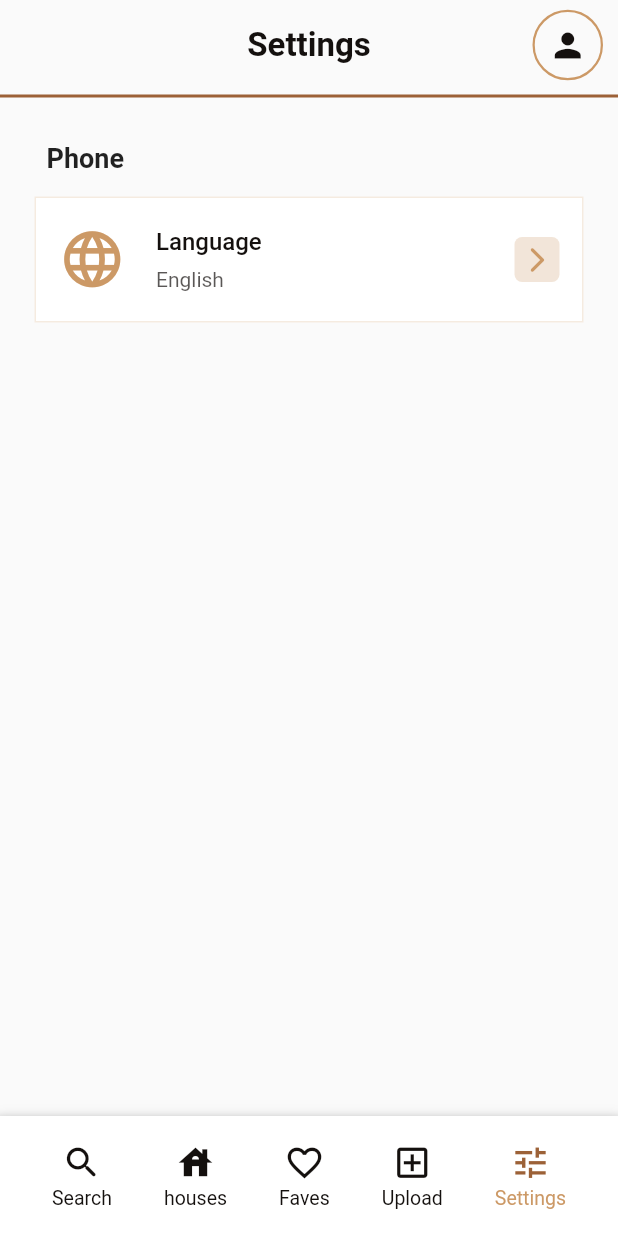
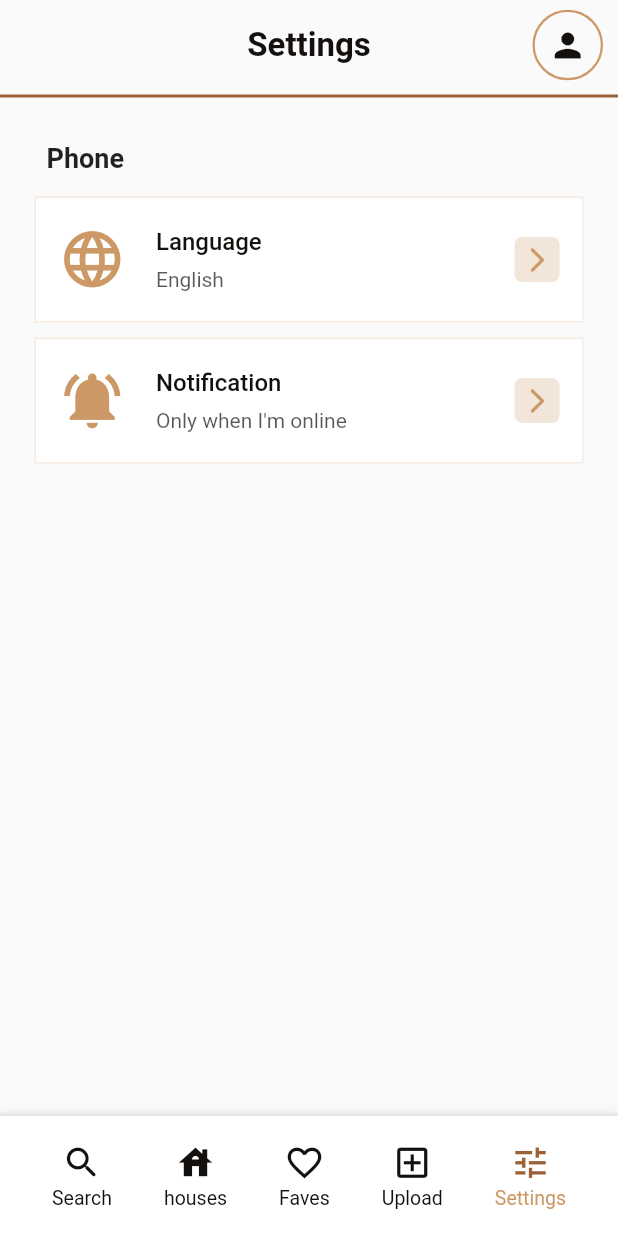
Before and after one commit to iluv27/joy_homes, a Flutter app: the screen it shows after launch, item 5 of the bottom bar chosen, on a phone screen of 412 x 824 dp. Run offline on Flutter 3.47's test engine with Material 2 defaults, Android fonts, the phone set to English and light mode, and no system bars; our stand-ins replace carousel_slider.

Commit message:
new commit

```diff
--- a/lib/screens/settings.dart
+++ b/lib/screens/settings.dart
@@ -44,15 +44,44 @@ class _SettingsColumnState extends State<SettingsColumn> {
   Widget build(BuildContext context) {
     return Column(
       crossAxisAlignment: CrossAxisAlignment.start,
-      children: [
-        const Padding(
+      children: const [
+        Padding(
           padding: EdgeInsets.symmetric(horizontal: 8.0, vertical: 15),
           child: Text(
             'Phone',
             style: TextStyle(fontSize: 18, fontWeight: FontWeight.w600),
           ),
         ),
-        Container(
+        SettingsListile(
+          mainTitle: 'Language',
+          mainSubtitle: 'English',
+          firstIcon: Icons.language,
+        ),
+        SizedBox(
+          height: 10,
+        ),
+        SettingsListile(
+            mainTitle: 'Notification',
+            mainSubtitle: 'Only when I\'m online',
+            firstIcon: Icons.notifications_active)
+      ],
+    );
+  }
+}
+
+class SettingsListile extends StatelessWidget {
+  const SettingsListile(
+      {super.key,
+      required this.mainTitle,
+      required this.mainSubtitle,
+      required this.firstIcon});
+  final String mainTitle;
+  final String mainSubtitle;
+  final IconData firstIcon;
+
+  @override
+  Widget build(BuildContext context) {
+    return Container(
       decoration: BoxDecoration(
         color: Colors.white, // set the background color
         border: Border.all(
@@ -61,22 +90,21 @@ class _SettingsColumnState extends State<SettingsColumn> {
         ),
       ),
       child: ListTile(
-            contentPadding:
-                const EdgeInsets.symmetric(vertical: 5, horizontal: 15),
+        contentPadding: const EdgeInsets.symmetric(vertical: 5, horizontal: 15),
         horizontalTitleGap: 20,
         iconColor: AppColors.primary,
         leading: Column(
           mainAxisAlignment: MainAxisAlignment.spaceEvenly,
-              children: const [
+          children: [
             Icon(
-                  Icons.language,
+              firstIcon,
               size: 45,
             ),
           ],
         ),
-            title: const Text(
-              'Language',
-              style: TextStyle(
+        title: Text(
+          mainTitle,
+          style: const TextStyle(
             fontWeight: FontWeight.w500,
             color: AppColors.textColor,
           ),
@@ -84,7 +112,7 @@ class _SettingsColumnState extends State<SettingsColumn> {
         subtitle: Padding(
           padding: const EdgeInsets.only(top: 8.0),
           child: Text(
-                'English',
+            mainSubtitle,
             style: TextStyle(
               fontWeight: FontWeight.w400,
               color: AppColors.textColor.withOpacity(0.7),
@@ -105,8 +133,6 @@ class _SettingsColumnState extends State<SettingsColumn> {
           ),
         ),
       ),
-        )
-      ],
     );
   }
 }
```
Lines whose indentation alone changed are shown as unchanged.
